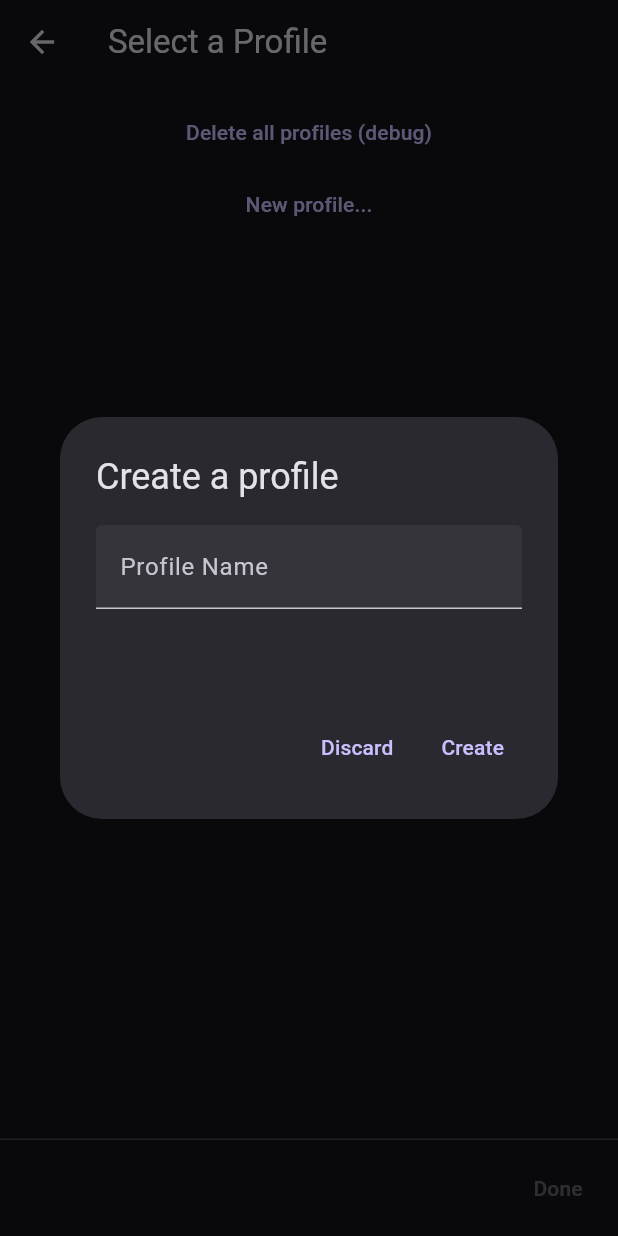
After one commit to DUDEbehindDUDE/GPA-Galaxy, a Flutter app: the ProfileSelectScreen screen opened directly, after a tap on "New profile...", on a phone screen of 412 x 824 dp. The commit adds this screen. Run offline on Flutter 3.47's test engine with Material 3 defaults, Android fonts, the phone set to English and light mode, and no system bars; our stand-ins replace hive, hive_flutter; accounts and stored records are empty.

Commit message:
clean up code, implement profiles (50% working), start work on achievements
this should really be 3 separate commits but it's not

```diff
--- /dev/null
+++ b/lib/class/achievement_helper.dart
@@ -0,0 +1,21 @@
+import 'package:flutter_test1/class/database_helper.dart';
+import 'package:flutter_test1/generics/achievements.dart';
+
+class AchievementHelper {
+  Future<AchievementHelper> create() async {
+    achievementDatabaseHelper = await DatabaseHelper.create("achievements");
+    var component = AchievementHelper._create();
+    return component;
+  }
+
+  AchievementHelper._create();
+
+  late final DatabaseHelper achievementDatabaseHelper;
+
+
+  void getNewAchievements() {
+    Achievements(name: "hello", desc: "desc", dependent: "variable", requirements: []);
+  }
+
+
+}
--- /dev/null
+++ b/lib/generics/config.dart
@@ -0,0 +1,6 @@
+class Config {
+  String selectedProfile;
+  List<String> profiles;
+
+  Config(this.selectedProfile, this.profiles);
+}
--- /dev/null
+++ b/lib/generics/profile.dart
@@ -0,0 +1,49 @@
+class Profile {
+  // string grade, list of classes
+  Map<Year, Map<Semester, List<Class>>> academics;
+  Map<Year, Map<String, Activity>> activities;
+  Map<Year, Map<String, Volunteer>> volunteering;
+  List<String> unlockedAchievements;
+
+  Profile({
+    required this.academics,
+    required this.activities,
+    required this.volunteering,
+    required this.unlockedAchievements,
+  });
+}
+
+class Class {
+  String className;
+  int classWeight;
+  int grade;
+
+  Class({
+    required this.className,
+    required this.classWeight,
+    required this.grade,
+  });
+}
+
+class Activity {
+  String date;
+  double weeklyTime;
+  int totalWeeks;
+
+  Activity({
+    required this.date,
+    required this.weeklyTime,
+    required this.totalWeeks,
+  });
+}
+
+class Volunteer {
+  String date;
+  String hours;
+
+  Volunteer({required this.date, required this.hours});
+}
+
+enum Year { freshman, sophomore, junior, senior }
+
+enum Semester { s1, s2 }
--- /dev/null
+++ b/lib/widget/create_profile_dialog.dart
@@ -0,0 +1,94 @@
+import 'package:flutter/material.dart';
+import 'package:flutter_test1/class/validation_helper.dart';
+import 'package:flutter_test1/generics/profile.dart';
+import 'package:hive_flutter/hive_flutter.dart';
+
+class CreateProfileDialog extends StatefulWidget {
+  const CreateProfileDialog({Key? key}) : super(key: key);
+
+  @override
+  createState() => _CreateProfileDialogState();
+}
+
+class _CreateProfileDialogState extends State<CreateProfileDialog> {
+  var profileBox = Hive.box<Profile>("profiles");
+  String? profileNameErrorText;
+  String? profileName;
+
+  void _validateAllFields() {
+    setState(() {
+      profileNameErrorText ??= ValidationHelper.validateItemErrorText(text: profileName);
+    });
+  }
+
+  void _checkIfNameTaken(name) {
+    if (profileBox.keys.contains(name)) {
+      profileNameErrorText = "Profile name is already taken";
+      profileName = null;
+    }
+  }
+
+  void _addProfileToBox() {
+    var profileName = this.profileName;
+    if (profileName == null) return; // shouldn't happen but just in case
+    if (profileBox.get(profileName) != null) return;
+
+    var newProfile = Profile(
+      academics: {},
+      activities: {},
+      volunteering: {},
+      unlockedAchievements: [],
+    );
+
+    profileBox.put(profileName, newProfile);
+  }
+
+  @override
+  Widget build(BuildContext context) {
+    return AlertDialog(
+      title: const Text("Create a profile"),
+      content: SizedBox(
+        width: 300,
+        height: 100,
+        child: Column(
+          children: [
+            TextField(
+              onChanged: (value) => {
+                setState(() {
+                  profileName = ValidationHelper.validateItem(text: value);
+                  profileNameErrorText =
+                      ValidationHelper.validateItemErrorText(text: value);
+                  _checkIfNameTaken(value);
+                })
+              },
+              decoration: InputDecoration(
+                labelText: "Profile Name",
+                filled: true,
+                hintText: "My Amazing Profile",
+                errorText: profileNameErrorText,
+              ),
+            ),
+          ],
+        ),
+      ),
+      actions: [
+        TextButton(
+          onPressed: () => Navigator.pop(context, "Discard"),
+          child: const Text("Discard"),
+        ),
+        TextButton(
+          onPressed: () {
+            if (profileName == null) {
+              _validateAllFields();
+              return;
+            }
+
+            _addProfileToBox();
+            Navigator.pop(context, "Create");
+          },
+          child: const Text("Create"),
+        )
+      ],
+    );
+  }
+}
--- a/lib/widget/grades_screen/add_grade_dialog.dart
+++ b/lib/widget/grades_screen/add_grade_dialog.dart
@@ -52,10 +52,8 @@ class _AddGradeDialogState extends State<AddGradeDialog> {
       return;
     }
     if (field == "grade") {
-      int number;
-      try {
-        number = int.parse(value);
-      } catch (e) {
+      int? number = int.tryParse(value);
+      if (number == null) {
         _setInput("Field must be a number between 0 and 100", "${field}ErrorText");
         _setInput(null, field);
         return;
--- /dev/null
+++ b/lib/widget/profile_select_screen.dart
@@ -0,0 +1,105 @@
+import 'package:flutter/material.dart';
+import 'package:flutter_test1/generics/profile.dart';
+import 'package:flutter_test1/widget/create_profile_dialog.dart';
+import 'package:flutter_test1/widget/layout/layout.dart';
+import 'package:hive_flutter/hive_flutter.dart';
+
+class ProfileSelectScreen extends StatefulWidget {
+  const ProfileSelectScreen({super.key});
+
+  @override
+  createState() => _ProfileSelectScreenState();
+}
+
+class _ProfileSelectScreenState extends State<ProfileSelectScreen> {
+  String? selected;
+  var profileBox = Hive.box<Profile>("profiles");
+
+  List<Widget> _getProfileSelections() {
+    List<Widget> profiles = [];
+    for (String profileName in profileBox.keys) {
+      profiles.add(Card(
+        child: ListTile(
+          selected: _isSelected(profileName),
+          onTap: () => _setSelected(profileName),
+          title: Text(profileName),
+          trailing: _isSelected(profileName) ? const Icon(Icons.check) : null,
+        ),
+      ));
+    }
+    profiles.add(Center(
+      child: TextButton(
+        child: const Text("Delete all profiles (debug)"),
+        onPressed: () {
+          profileBox.clear();
+          _setSelected(null);
+        },
+      ),
+    ));
+    profiles.add(Center(
+      child: TextButton(
+        child: const Text("New profile..."),
+        onPressed: () => showDialog(
+          context: context,
+          builder: (BuildContext context) => const CreateProfileDialog(),
+        ),
+      ),
+    ));
+
+    return profiles;
+  }
+
+  void _goToProfile(context) async {
+    var selected = this.selected;
+    if (selected == null) return;
+
+    await Hive.openBox(selected);
+
+    Navigator.push(
+      context,
+      MaterialPageRoute(builder: (context) => Layout(selected: selected)),
+    );
+  }
+
+  void _setSelected(name) {
+    setState(() {
+      if (_isSelected(name)) {
+        selected = null;
+        return;
+      }
+      selected = name;
+    });
+  }
+
+  bool _isSelected(name) {
+    return (name == selected);
+  }
+
+  @override
+  Widget build(BuildContext context) {
+    return Scaffold(
+      appBar: AppBar(
+        title: const Text("Select a Profile"),
+      ),
+      persistentFooterButtons: [
+        TextButton(
+          onPressed: selected == null ? null : () => _goToProfile(context),
+          child: const Text("Done"),
+        )
+      ],
+      body: ValueListenableBuilder<Box>(
+        valueListenable: profileBox.listenable(),
+        builder: (content, box, widget) {
+          return SingleChildScrollView(
+            child: Padding(
+              padding: const EdgeInsets.all(8.0),
+              child: Column(
+                children: _getProfileSelections(),
+              ),
+            ),
+          );
+        },
+      ),
+    );
+  }
+}
--- a/pubspec.yaml
+++ b/pubspec.yaml
@@ -37,6 +37,8 @@ dependencies:
   cupertino_icons: ^1.0.2
   hive: ^2.2.3
   hive_flutter: ^1.1.0
+  hive_generator: ^2.0.1
+  build_runner: ^2.4.8
 
 dev_dependencies:
   flutter_test:
```
Also changed, not shown: lib/class/validation_helper.dart (added, +59 -0 lines), lib/data/achievements.json (added, +16 -0 lines), lib/generics/achievements.dart (added, +44 -0 lines), lib/generics/profile_adaptor.dart (added, +89 -0 lines), lib/main.dart (+24 -73 lines), lib/widget/layout/layout.dart (+9 -6 lines), lib/widget/welcome_screen.dart (+21 -8 lines), pubspec.lock, 1 other file.
